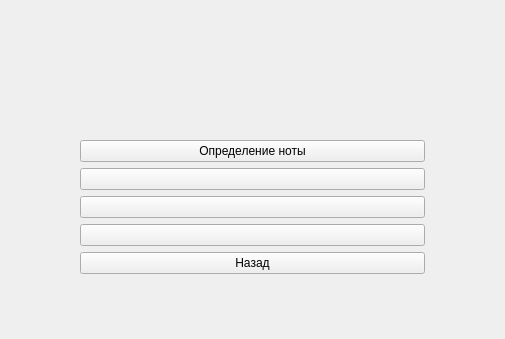
Qt form src/gui/blocks/noteblockwidget.ui (TFed555/music_trainer) before a commit; both pictures show x 196 to 701 and y 0 to 339 of the 1000 by 700 pixel window.
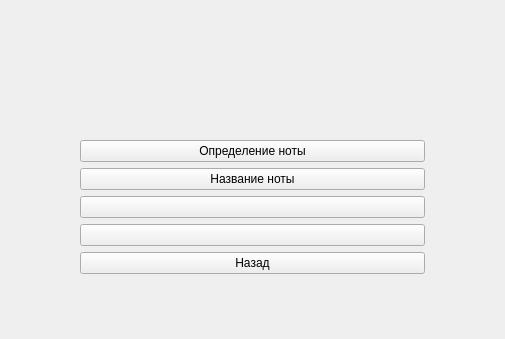
The same form after that commit.

```diff
--- a/src/gui/blocks/noteblockwidget.ui
+++ b/src/gui/blocks/noteblockwidget.ui
@@ -40,7 +40,7 @@
     <item row="1" column="1">
      <widget class="QPushButton" name="exercise2Btn">
       <property name="text">
-       <string/>
+       <string>Название ноты</string>
       </property>
      </widget>
     </item>
```
